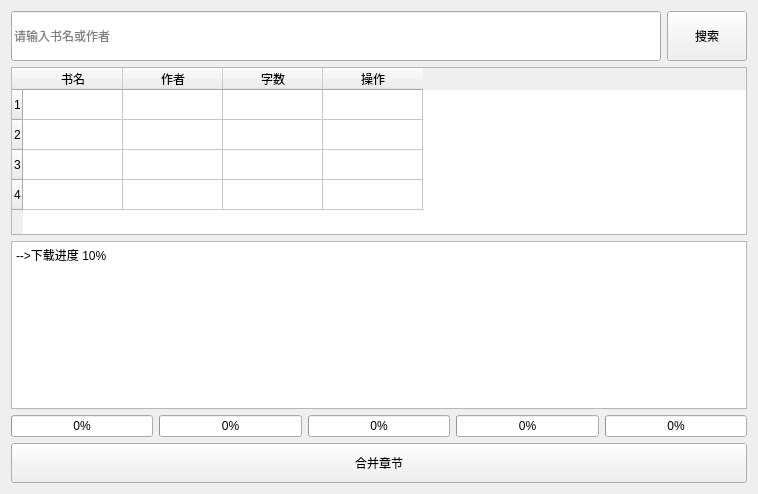
Before: the Qt Designer form resource/ui/fcition.ui in chengyijun/fcition_multi_thread, drawn with Qt 5.
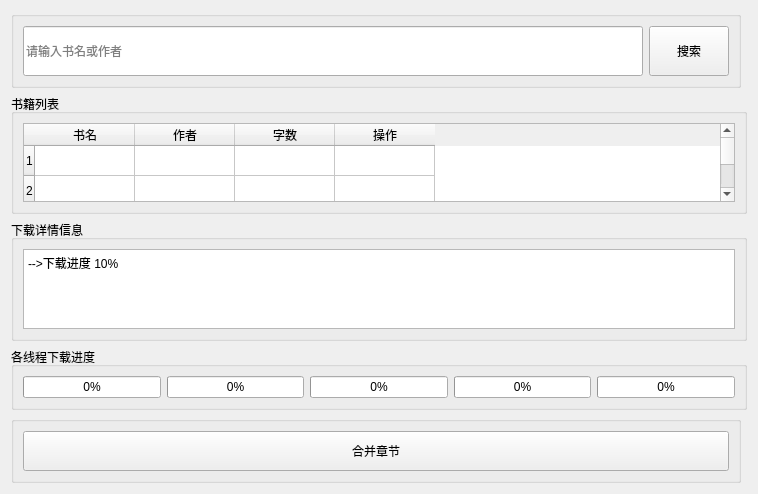
After: the same form once the commit is applied.

Commit message: ui更新

Patch:
```diff
--- a/resource/ui/fcition.ui
+++ b/resource/ui/fcition.ui
@@ -17,89 +17,13 @@
    <string notr="true"/>
   </property>
   <layout class="QGridLayout" name="gridLayout">
-   <item row="2" column="0" colspan="2">
-    <widget class="QTextBrowser" name="textBrowser">
-     <property name="html">
-      <string>&lt;!DOCTYPE HTML PUBLIC &quot;-//W3C//DTD HTML 4.0//EN&quot; &quot;http://www.w3.org/TR/REC-html40/strict.dtd&quot;&gt;
-&lt;html&gt;&lt;head&gt;&lt;meta name=&quot;qrichtext&quot; content=&quot;1&quot; /&gt;&lt;style type=&quot;text/css&quot;&gt;
-p, li { white-space: pre-wrap; }
-&lt;/style&gt;&lt;/head&gt;&lt;body style=&quot; font-family:'SimSun'; font-size:9pt; font-weight:400; font-style:normal;&quot;&gt;
-&lt;p style=&quot; margin-top:0px; margin-bottom:0px; margin-left:0px; margin-right:0px; -qt-block-indent:0; text-indent:0px;&quot;&gt;--&amp;gt;下载进度 10%&lt;/p&gt;&lt;/body&gt;&lt;/html&gt;</string>
-     </property>
-    </widget>
-   </item>
-   <item row="3" column="0" colspan="2">
-    <layout class="QHBoxLayout" name="horizontalLayout">
-     <item>
-      <widget class="QProgressBar" name="progressBar_5">
-       <property name="value">
-        <number>0</number>
-       </property>
-      </widget>
-     </item>
-     <item>
-      <widget class="QProgressBar" name="progressBar_4">
-       <property name="value">
-        <number>0</number>
-       </property>
-      </widget>
-     </item>
-     <item>
-      <widget class="QProgressBar" name="progressBar_3">
-       <property name="value">
-        <number>0</number>
-       </property>
-      </widget>
-     </item>
-     <item>
-      <widget class="QProgressBar" name="progressBar_2">
-       <property name="value">
-        <number>0</number>
-       </property>
-      </widget>
-     </item>
-     <item>
-      <widget class="QProgressBar" name="progressBar">
-       <property name="value">
-        <number>0</number>
-       </property>
-      </widget>
-     </item>
-    </layout>
-   </item>
-   <item row="0" column="0">
-    <widget class="QLineEdit" name="lineEdit">
-     <property name="minimumSize">
-      <size>
-       <width>0</width>
-       <height>50</height>
-      </size>
-     </property>
-     <property name="styleSheet">
-      <string notr="true">font: 14pt &quot;黑体&quot;;</string>
-     </property>
-     <property name="placeholderText">
-      <string>请输入书名或作者</string>
-     </property>
-    </widget>
-   </item>
-   <item row="0" column="1">
-    <widget class="QPushButton" name="pushButton">
-     <property name="minimumSize">
-      <size>
-       <width>0</width>
-       <height>50</height>
-      </size>
-     </property>
-     <property name="styleSheet">
-      <string notr="true">font: 14pt &quot;黑体&quot;;</string>
-     </property>
-     <property name="text">
-      <string>搜索</string>
-     </property>
-    </widget>
-   </item>
    <item row="1" column="0" colspan="2">
+    <widget class="QGroupBox" name="groupBox_3">
+     <property name="title">
+      <string>书籍列表</string>
+     </property>
+     <layout class="QHBoxLayout" name="horizontalLayout_4">
+      <item>
     <widget class="QTableWidget" name="tableWidget_2">
      <attribute name="horizontalHeaderDefaultSectionSize">
       <number>100</number>
@@ -129,16 +53,6 @@
        <string>2</string>
       </property>
      </row>
-     <row>
-      <property name="text">
-       <string>3</string>
-      </property>
-     </row>
-     <row>
-      <property name="text">
-       <string>4</string>
-      </property>
-     </row>
      <column>
       <property name="text">
        <string>书名</string>
@@ -166,7 +80,84 @@
      </item>
     </widget>
    </item>
-   <item row="4" column="0" colspan="2">
+     </layout>
+    </widget>
+   </item>
+   <item row="3" column="0" colspan="2">
+    <widget class="QGroupBox" name="groupBox">
+     <property name="title">
+      <string>各线程下载进度</string>
+     </property>
+     <layout class="QHBoxLayout" name="horizontalLayout_2">
+      <item>
+       <layout class="QHBoxLayout" name="horizontalLayout">
+        <item>
+         <widget class="QProgressBar" name="progressBar_5">
+          <property name="value">
+           <number>0</number>
+          </property>
+         </widget>
+        </item>
+        <item>
+         <widget class="QProgressBar" name="progressBar_4">
+          <property name="value">
+           <number>0</number>
+          </property>
+         </widget>
+        </item>
+        <item>
+         <widget class="QProgressBar" name="progressBar_3">
+          <property name="value">
+           <number>0</number>
+          </property>
+         </widget>
+        </item>
+        <item>
+         <widget class="QProgressBar" name="progressBar_2">
+          <property name="value">
+           <number>0</number>
+          </property>
+         </widget>
+        </item>
+        <item>
+         <widget class="QProgressBar" name="progressBar">
+          <property name="value">
+           <number>0</number>
+          </property>
+         </widget>
+        </item>
+       </layout>
+      </item>
+     </layout>
+    </widget>
+   </item>
+   <item row="2" column="0" colspan="2">
+    <widget class="QGroupBox" name="groupBox_2">
+     <property name="title">
+      <string>下载详情信息</string>
+     </property>
+     <layout class="QHBoxLayout" name="horizontalLayout_3">
+      <item>
+       <widget class="QTextBrowser" name="textBrowser">
+        <property name="html">
+         <string>&lt;!DOCTYPE HTML PUBLIC &quot;-//W3C//DTD HTML 4.0//EN&quot; &quot;http://www.w3.org/TR/REC-html40/strict.dtd&quot;&gt;
+&lt;html&gt;&lt;head&gt;&lt;meta name=&quot;qrichtext&quot; content=&quot;1&quot; /&gt;&lt;style type=&quot;text/css&quot;&gt;
+p, li { white-space: pre-wrap; }
+&lt;/style&gt;&lt;/head&gt;&lt;body style=&quot; font-family:'SimSun'; font-size:9pt; font-weight:400; font-style:normal;&quot;&gt;
+&lt;p style=&quot; margin-top:0px; margin-bottom:0px; margin-left:0px; margin-right:0px; -qt-block-indent:0; text-indent:0px;&quot;&gt;--&amp;gt;下载进度 10%&lt;/p&gt;&lt;/body&gt;&lt;/html&gt;</string>
+        </property>
+       </widget>
+      </item>
+     </layout>
+    </widget>
+   </item>
+   <item row="4" column="0">
+    <widget class="QGroupBox" name="groupBox_5">
+     <property name="title">
+      <string/>
+     </property>
+     <layout class="QHBoxLayout" name="horizontalLayout_6">
+      <item>
     <widget class="QPushButton" name="pushButton_2">
      <property name="minimumSize">
       <size>
@@ -180,6 +171,50 @@
      <property name="text">
       <string>合并章节</string>
      </property>
+       </widget>
+      </item>
+     </layout>
+    </widget>
+   </item>
+   <item row="0" column="0">
+    <widget class="QGroupBox" name="groupBox_4">
+     <property name="title">
+      <string/>
+     </property>
+     <layout class="QHBoxLayout" name="horizontalLayout_5">
+      <item>
+       <widget class="QLineEdit" name="lineEdit">
+        <property name="minimumSize">
+         <size>
+          <width>0</width>
+          <height>50</height>
+         </size>
+        </property>
+        <property name="styleSheet">
+         <string notr="true">font: 14pt &quot;黑体&quot;;</string>
+        </property>
+        <property name="placeholderText">
+         <string>请输入书名或作者</string>
+        </property>
+       </widget>
+      </item>
+      <item>
+       <widget class="QPushButton" name="pushButton">
+        <property name="minimumSize">
+         <size>
+          <width>0</width>
+          <height>50</height>
+         </size>
+        </property>
+        <property name="styleSheet">
+         <string notr="true">font: 14pt &quot;黑体&quot;;</string>
+        </property>
+        <property name="text">
+         <string>搜索</string>
+        </property>
+       </widget>
+      </item>
+     </layout>
     </widget>
    </item>
   </layout>
```
Lines whose indentation alone changed are shown as unchanged. The commit also changes 2 other files.
